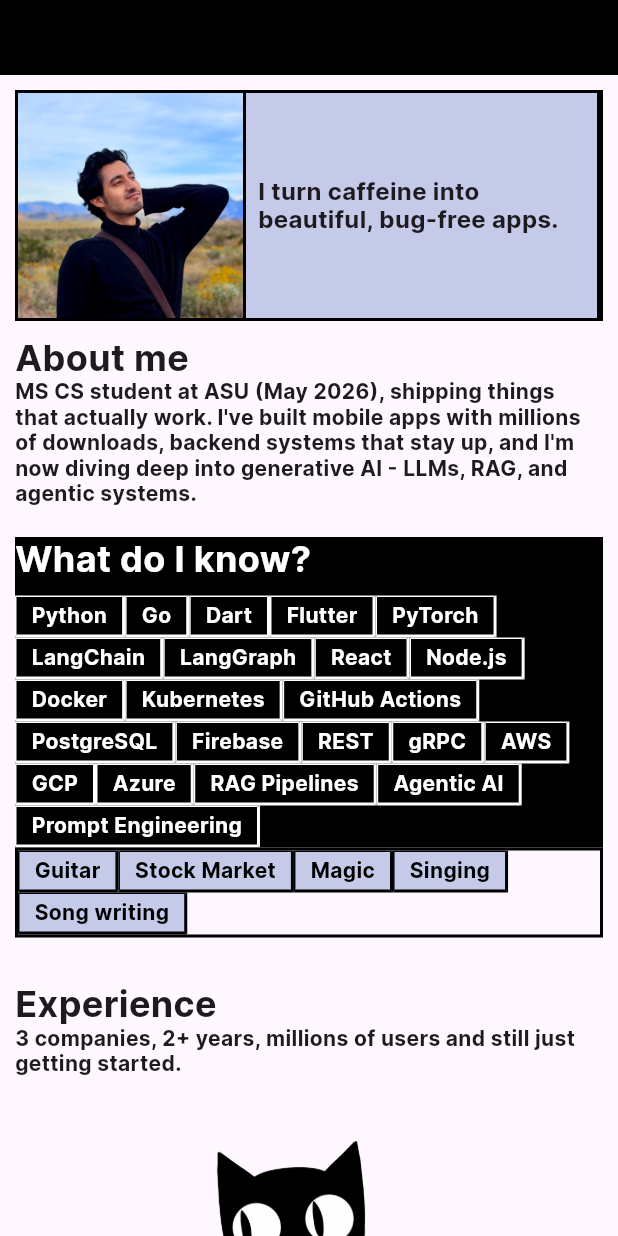
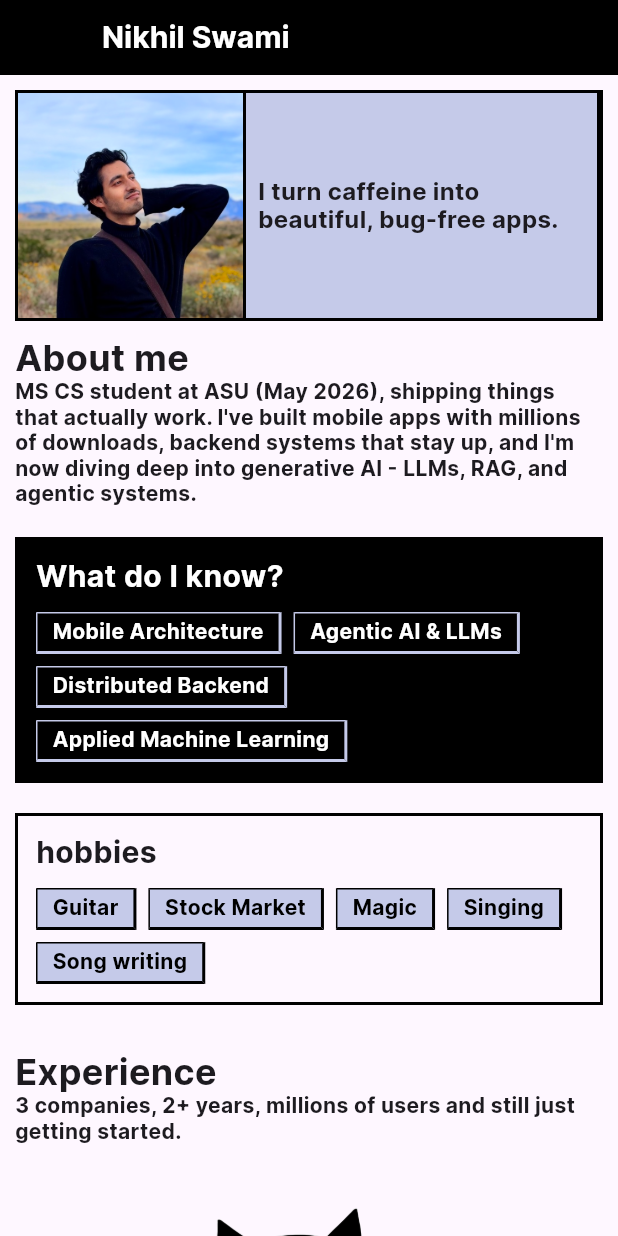
Before and after one commit to nikhilSwami11/portfolio_flutter, a Flutter app: the AboutScreen screen opened directly, on a phone screen of 412 x 824 dp. Run offline on Flutter 3.47's test engine with Material 3 defaults, Android fonts, the phone set to English and light mode, and no system bars; our stand-ins replace bloc, equatable, flutter_bloc, math_expressions; missing offline and left inert: neopop.

Commit message:
feat: Enhance About screen with updated skills and hobbies UI, enable clickable footer email, and introduce iOS battery icon asset.

```diff
--- a/lib/core/constants/app_assets.dart
+++ b/lib/core/constants/app_assets.dart
@@ -25,4 +25,5 @@ mixin AppAssets {
   static const snakeIcon = "assets/icons/snake_icon.png";
   static const tictactoeIcon = "assets/icons/tictactoe_icon.png";
   static const calculatorIcon = "assets/icons/calculator_icon.png";
+  static const iosBatteryIcon = "assets/icons/ios_battery.png";
 }
--- a/lib/core/constants/string_constants.dart
+++ b/lib/core/constants/string_constants.dart
@@ -57,8 +57,7 @@ mixin StringConstants {
   static const heroLine1 = "Hello.";
   static const heroLine2 = "I'm Nikhil.";
   static const heroLine3 = "I build intelligent software.";
-  static const heroCredentials =
-      "Software Developer  •  ML Engineer  •  MS CS @ ASU";
+  static const heroCredentials = "Software Developer  •  ML Engineer";
   static const footerTitle = "Let's Connect";
   static const footerEmail = "nswami1@asu.edu";
 
--- a/lib/feature/emulator/presentation/screen/about_screen.dart
+++ b/lib/feature/emulator/presentation/screen/about_screen.dart
@@ -28,6 +28,15 @@ class AboutScreen extends StatelessWidget {
           elevation: 0,
           backgroundColor: Colors.black,
           titleSpacing: 0,
+          title: Padding(
+            padding: const EdgeInsets.only(left: 12),
+            child: Text(
+              "Nikhil Swami",
+              style: AppStyles.h6TextStyle
+                  .copyWith(color: Colors.white, fontWeight: FontWeight.w700),
+            ),
+          ),
+          centerTitle: false,
           leading: NeoPopButton(
             color: AppColors.indigo,
             onTapUp: () {
@@ -180,40 +189,67 @@ class AboutScreen extends StatelessWidget {
                         ),
                         spacerH20,
                         Container(
-                          color: Colors.black,
+                          width: double.infinity,
+                          decoration: BoxDecoration(
+                              color: AppColors.black,
+                              border:
+                                  Border.all(width: 2, color: Colors.black)),
+                          padding: const EdgeInsets.all(12),
                           child: Column(
                             crossAxisAlignment: CrossAxisAlignment.start,
                             children: [
                               Text(
-                                about.skillsTitle,
-                                style: AppStyles.h5TextStyle
+                                "What do I know?",
+                                style: AppStyles.h6TextStyle
                                     .copyWith(color: Colors.white),
                               ),
-                              spacerH10,
-                              RichText(
-                                text: TextSpan(
-                                  children: List.generate(
-                                      about.skills.length,
-                                      (index) => _buildSpan(about.skills[index],
-                                          AppColors.white, null)),
-                                ),
+                              const SizedBox(height: 12),
+                              Wrap(
+                                spacing: 8,
+                                runSpacing: 8,
+                                children: [
+                                  'Mobile Architecture',
+                                  'Agentic AI & LLMs',
+                                  'Distributed Backend',
+                                  'Applied Machine Learning'
+                                ]
+                                    .map((skill) => _buildSpan(
+                                        skill,
+                                        AppColors.indigo,
+                                        Colors.white,
+                                        AppColors.black))
+                                    .toList(),
                               ),
                             ],
                           ),
                         ),
+                        spacerH20,
                         Container(
+                          width: double.infinity,
                           decoration: BoxDecoration(
                               border:
                                   Border.all(width: 2, color: Colors.black)),
-                          child: RichText(
-                            text: TextSpan(
-                              children: List.generate(
-                                  about.otherSkills.length,
-                                  (index) => _buildSpan(
-                                      about.otherSkills[index],
-                                      Colors.black,
-                                      AppColors.indigo)),
-                            ),
+                          padding: const EdgeInsets.all(12),
+                          child: Column(
+                            crossAxisAlignment: CrossAxisAlignment.start,
+                            children: [
+                              Text(
+                                "hobbies",
+                                style: AppStyles.h6TextStyle,
+                              ),
+                              const SizedBox(height: 12),
+                              Wrap(
+                                spacing: 8,
+                                runSpacing: 8,
+                                children: List.generate(
+                                    (about.otherSkills ?? []).length,
+                                    (index) => _buildSpan(
+                                        (about.otherSkills ?? [])[index],
+                                        AppColors.black,
+                                        AppColors.black,
+                                        AppColors.indigo)),
+                              ),
+                            ],
                           ),
                         ),
                         const SizedBox(
@@ -253,9 +289,9 @@ class AboutScreen extends StatelessWidget {
     );
   }
 
-  WidgetSpan _buildSpan(String item, Color borderColor, Color? containerColor) {
-    return WidgetSpan(
-        child: Container(
+  Widget _buildSpan(
+      String item, Color borderColor, Color? textColor, Color? containerColor) {
+    return Container(
       padding: paddingH10V4,
       decoration: BoxDecoration(
           color: containerColor,
@@ -266,8 +302,8 @@ class AboutScreen extends StatelessWidget {
               top: BorderSide(width: 1, color: borderColor))),
       child: Text(
         item,
-        style: AppStyles.mdTextBoldStyle.copyWith(color: borderColor),
+        style: AppStyles.mdTextBoldStyle.copyWith(color: textColor),
       ),
-    ));
+    );
   }
 }
```
Also changed, not shown: assets/data/portfolio.json (+52 -5 lines), lib/core/models/portfolio_model.dart (+21 -4 lines), lib/feature/emulator/presentation/widget/tool_bar.dart (+6 -4 lines), lib/feature/home/presentation/screens/main_page.dart (+43 -5 lines), lib/feature/home/presentation/widgets/skills_grid_section.dart (+24 -47 lines), assets/icons/ios_battery.png (added), lib/core/models/portfolio_model.g.dart.
